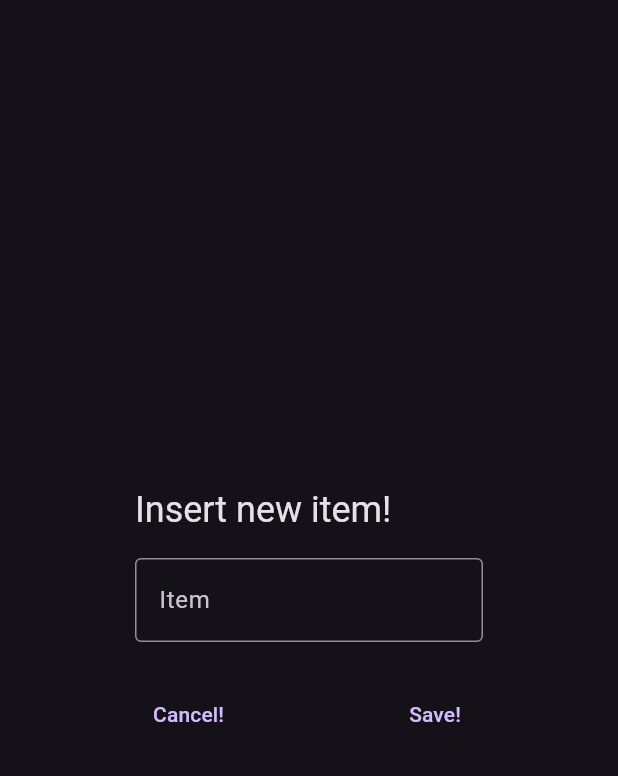
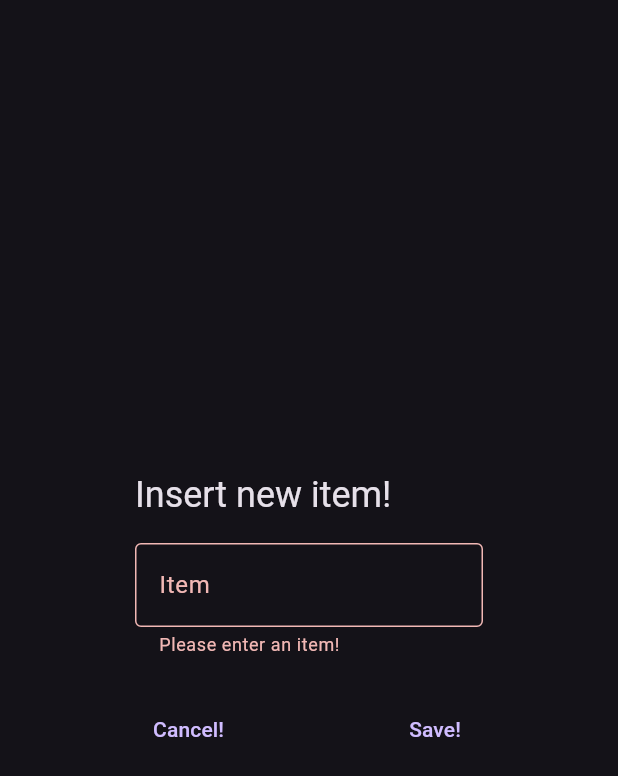
Before and after one commit to MateiEne/Do-not-forget-, a Flutter app: the NewItem widget shown alone on an empty page, opened directly with empty values, after a tap on "Save!", on a phone screen of 412 x 824 dp. Shown: the top 776 px of the screen. Run offline on Flutter 3.47's test engine with Material 3 defaults, Android fonts, the phone set to English and light mode, and no system bars; our stand-ins replace adaptive_theme.

Commit message:
added text field error handling

```diff
--- a/lib/widgets/new_item.dart
+++ b/lib/widgets/new_item.dart
@@ -1,6 +1,6 @@
 import 'package:flutter/material.dart';
 
-class NewItem extends StatelessWidget {
+class NewItem extends StatefulWidget {
   const NewItem({
     super.key,
     required this.onSave,
@@ -9,16 +9,23 @@ class NewItem extends StatelessWidget {
   final Function(String item) onSave;
 
   @override
+  State<NewItem> createState() => _NewItemState();
+}
+
+class _NewItemState extends State<NewItem> {
+  final TextEditingController controller = TextEditingController();
+  String errorText = "";
+
+  @override
   Widget build(BuildContext context) {
-    TextEditingController controller = TextEditingController();
-
     return AlertDialog(
       title: const Text("Insert new item!"),
       content: TextField(
         controller: controller,
-        decoration: const InputDecoration(
-          border: OutlineInputBorder(),
-          label: Text("Item"),
+        decoration: InputDecoration(
+          border: const OutlineInputBorder(),
+          label: const Text("Item"),
+          errorText: errorText == "" ? null : errorText,
         ),
       ),
       actions: [
@@ -33,7 +40,14 @@ class NewItem extends StatelessWidget {
         ),
         TextButton(
           onPressed: () {
-            onSave(controller.text.trim());
+            if (controller.text.trim().isEmpty) {
+              setState(() {
+                errorText = "Please enter an item!";
+              });
+
+              return;
+            }
+            widget.onSave(controller.text.trim());
           },
           child: const Text("Save!"),
         ),
```
Also changed, not shown: lib/screens/home_screen.dart (+20 -6 lines).
